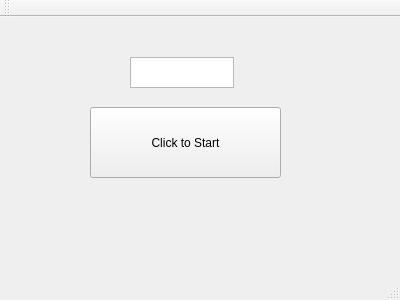
Old version of the form sharefileserver/mainwindow.ui in the repository taragu/sharefile.
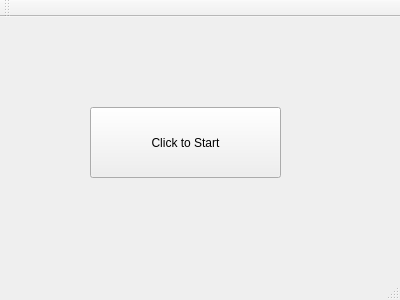
New version of the form.

```diff
--- a/sharefileserver/mainwindow.ui
+++ b/sharefileserver/mainwindow.ui
@@ -27,16 +27,6 @@
      <string>Click to Start</string>
     </property>
    </widget>
-   <widget class="QTextEdit" name="inputport">
-    <property name="geometry">
-     <rect>
-      <x>130</x>
-      <y>40</y>
-      <width>104</width>
-      <height>31</height>
-     </rect>
-    </property>
-   </widget>
   </widget>
   <widget class="QMenuBar" name="menuBar">
    <property name="geometry">
```
